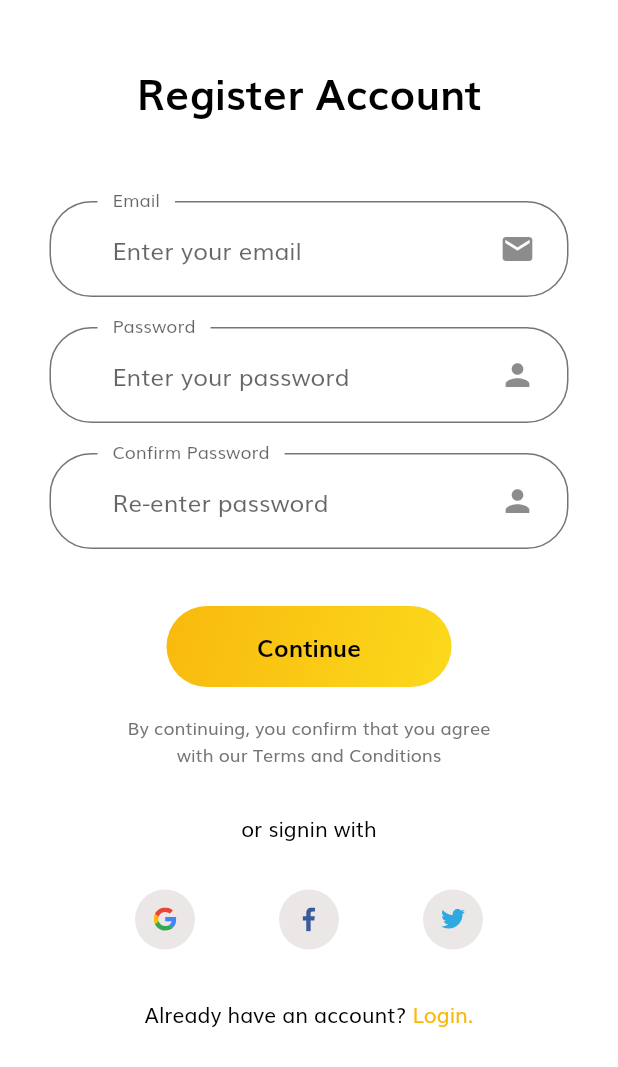
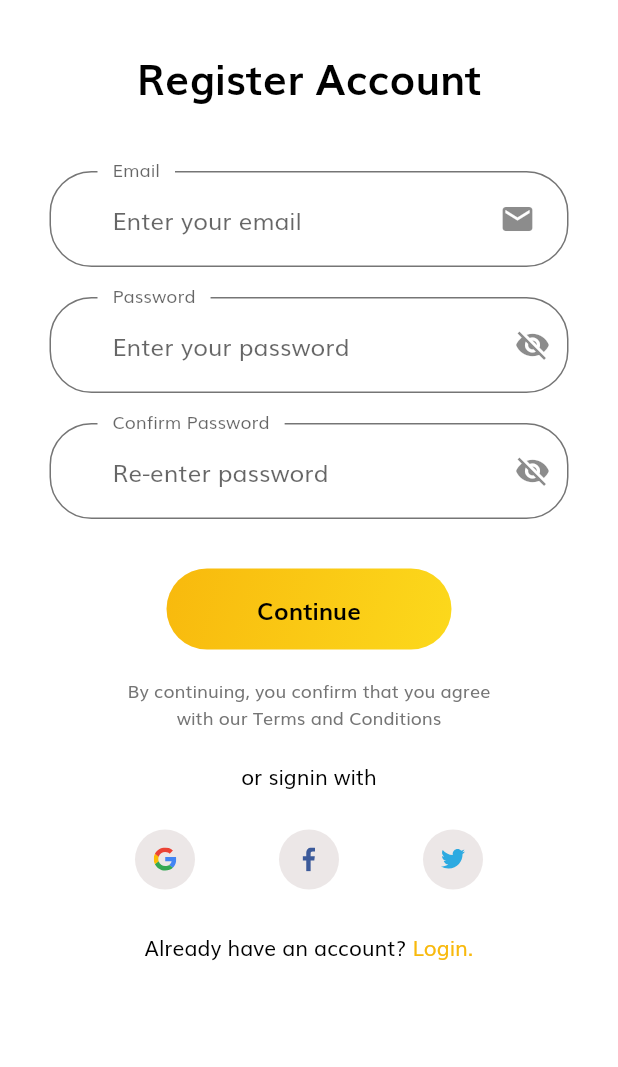
Before and after one commit to TubaNasir/Vizstore, a Flutter app: the screen it shows after launch, after a tap on "Signup.", on a phone screen of 412 x 824 dp. Shown: the top 1067 px of the screen. Run offline on Flutter 3.47's test engine with Material 2 defaults, Android fonts, the phone set to English and light mode, and no system bars; our stand-ins replace auto_size_text, camera, cloud_firestore, firebase_auth, firebase_core, firebase_storage and 6 more; missing offline and left inert: flutter_glow; accounts and stored records are empty; network calls fail.

Commit message:
signup pass icon

```diff
--- a/lib/controllers/login_provider.dart
+++ b/lib/controllers/login_provider.dart
@@ -13,11 +13,8 @@ class LoginProvider with ChangeNotifier {
   UserJson _user = UserJson.empty();
 
   bool get passwordVisible => _passwordVisible;
-
   bool get errorMessage => _errorMessage;
-
   bool get isLoggedIn => _isLoggedIn;
-
   UserJson get user => _user;
 
   //final UserRepository _userRepository = UserRepository();
--- a/lib/controllers/signup_provider.dart
+++ b/lib/controllers/signup_provider.dart
@@ -10,6 +10,21 @@ import '../models/user_model.dart';
 class SignupProvider with ChangeNotifier{
   final UserRepository _coreRepository = UserRepository();
 
+  bool _passwordVisible = false;
+  bool _rePasswordVisible = false;
+
+  bool get passwordVisible => _passwordVisible;
+  bool get rePasswordVisible => _rePasswordVisible;
+
+  void changePasswordVisible() {
+    _passwordVisible = !_passwordVisible;
+    notifyListeners();
+  }
+
+  void changeRePasswordVisible() {
+    _rePasswordVisible = !_rePasswordVisible;
+    notifyListeners();
+  }
 
   void addNewUser(User? user, String firstName,String lastName,String contact,) async {
     UserJson newUser = UserJson(
@@ -34,7 +49,7 @@ class SignupProvider with ChangeNotifier{
       return result;
     }
     else if(result is FirebaseAuthException){
-      showErrorToast('User Already Exists');
+      showErrorToast('This email address is already in use');
     }
     return null;
 
--- a/lib/screens/login/widgets/login_form.dart
+++ b/lib/screens/login/widgets/login_form.dart
@@ -65,7 +65,7 @@ class _LoginFormState extends State<LoginForm> {
               enabled: enabled,
               floatingLabelBehavior: FloatingLabelBehavior.always,
               suffixIcon: IconButton(
-                icon: Icon( //visibility_off
+                icon: Icon(
                     passwordVisible ? Icons.visibility : Icons.visibility_off),
                 onPressed: () {
                   context.read<LoginProvider>().changePasswordVisible();
--- a/lib/screens/signup/signup.dart
+++ b/lib/screens/signup/signup.dart
@@ -25,13 +25,13 @@ class _SignUpState extends State<SignUp> {
             child: SingleChildScrollView(
               child: Column(
                 children: [
-                  SizedBox(height: 40),
+                  SizedBox(height: 30),
                   RegisterMessage(),
-                  SizedBox(height: 20),
+                  SizedBox(height: 10),
                   SignUpForm(),
-                  SizedBox(height: 20),
+                  SizedBox(height: 15),
                   SignupRedirection(),
-                  SizedBox(height: 20),
+                  SizedBox(height: 15),
                 ],
               ),
             ),
--- a/lib/screens/signup/widgets/signup_form.dart
+++ b/lib/screens/signup/widgets/signup_form.dart
@@ -28,13 +28,18 @@ class _SignUpFormState extends State<SignUpForm> {
   String _contactText = '';
   FirebaseAuth firebaseauth = FirebaseAuth.instance;
 
+  TextEditingController controllerEmail = TextEditingController();
+  TextEditingController controllerPassword = TextEditingController();
+  TextEditingController controllerRePassword = TextEditingController();
+
   final _formKey = GlobalKey<FormState>();
 
   @override
   Widget build(BuildContext context) {
-    TextEditingController controllerEmail = TextEditingController();
-    TextEditingController controllerPassword = TextEditingController();
-    TextEditingController controllerRePassword = TextEditingController();
+
+    bool passwordVisible = context.watch<SignupProvider>().passwordVisible;
+    bool rePasswordVisible = context.watch<SignupProvider>().rePasswordVisible;
+
 
     return Form(
       key: _formKey,
@@ -70,7 +75,13 @@ class _SignUpFormState extends State<SignUpForm> {
                 hintText: "Enter your password",
                 enabled: enabled,
                 floatingLabelBehavior: FloatingLabelBehavior.always,
-                suffixIcon: SuffixIcon(icon: Icons.person),
+                suffixIcon: IconButton(
+                  icon: Icon(
+                      passwordVisible ? Icons.visibility : Icons.visibility_off),
+                  onPressed: () {
+                    context.read<SignupProvider>().changePasswordVisible();
+                  },
+                ),
               ),
               controller: controllerPassword,
               validator: (value) {
@@ -79,7 +90,8 @@ class _SignUpFormState extends State<SignUpForm> {
                 }
                 return null;
               },
-              obscureText: true,
+              obscureText: !passwordVisible,
+
             ),
             SizedBox(
               height: 20,
@@ -90,7 +102,13 @@ class _SignUpFormState extends State<SignUpForm> {
                 hintText: "Re-enter password",
                 enabled: enabled,
                 floatingLabelBehavior: FloatingLabelBehavior.always,
-                suffixIcon: SuffixIcon(icon: Icons.person),
+                suffixIcon: IconButton(
+                  icon: Icon(
+                      rePasswordVisible ? Icons.visibility : Icons.visibility_off),
+                  onPressed: () {
+                    context.read<SignupProvider>().changeRePasswordVisible();
+                  },
+                ),
               ),
               controller: controllerRePassword,
               validator: (value) {
@@ -102,10 +120,10 @@ class _SignUpFormState extends State<SignUpForm> {
                 }
                 return null;
               },
-              obscureText: true,
+              obscureText: !rePasswordVisible,
             ),
             SizedBox(
-              height: 30,
+              height: 25,
             ),
             CustomButton(
                 text: "Continue",
@@ -136,12 +154,12 @@ class _SignUpFormState extends State<SignUpForm> {
               textAlign: TextAlign.center,
               style: Theme.of(context).textTheme.caption,
             ),
-            SizedBox(height: 30),
+            SizedBox(height: 20),
             Text(
               "or signin with",
               textAlign: TextAlign.center,
             ),
-            SizedBox(height: 30),
+            SizedBox(height: 25),
             Row(mainAxisAlignment: MainAxisAlignment.center, children: [
               SocialCard(
                 icon: 'assets/icons/google-icon.svg',
```
